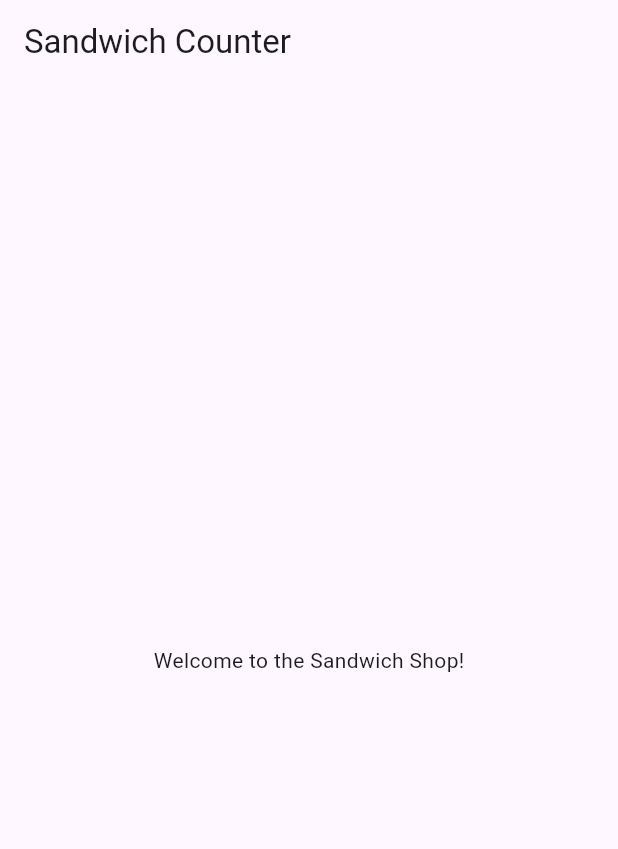
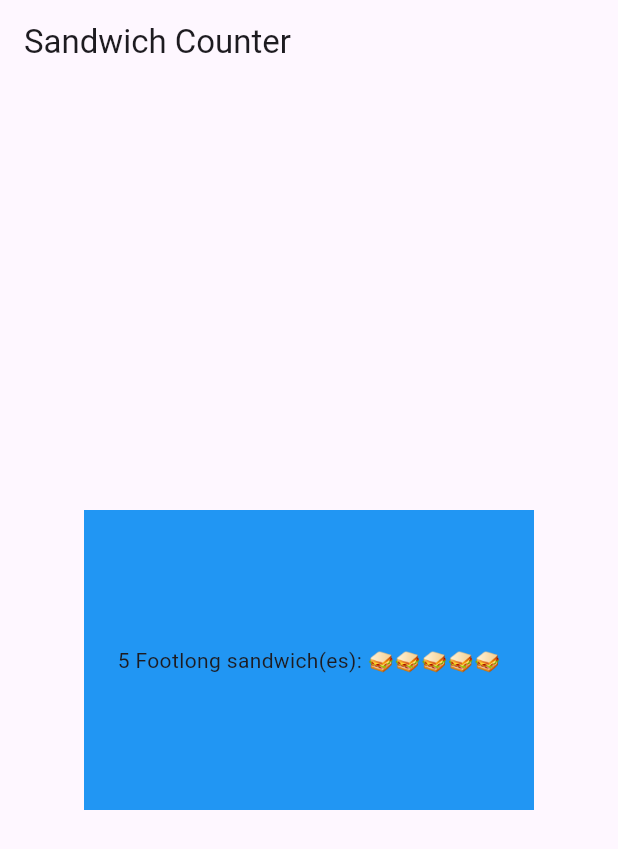
Before and after one commit to Xeniosgeorgakis/sadwich_shop, a Flutter app: the screen it shows after launch, on a phone screen of 412 x 824 dp. Shown: the top 849 px of the screen. Run offline on Flutter 3.47's test engine with Material 3 defaults, Android fonts, the phone set to English and light mode, and no system bars.

Commit message:
create launch.json

```diff
--- a/lib/main.dart
+++ b/lib/main.dart
@@ -13,8 +13,19 @@
       title: 'Sandwich Shop App',
       home: Scaffold(
         appBar: AppBar(title: const Text('Sandwich Counter')),
-        body: const Center(
-          child: Text('Welcome to the Sandwich Shop!'),
+        body:  Center(
+
+          child:Row(mainAxisAlignment:MainAxisAlignment.center,children:
+          [
+            Container(
+            color: Colors.blue,
+            width: 300,
+            height: 200,
+            child: const Center(
+            child: OrderItemDisplay(5, 'Footlong')),
+          ),
+
+          ],)
         ),
       ),
     );
@@ -28,7 +39,7 @@
 
   @override
   Widget build(BuildContext context) {
-    return const Text('This is a placeholder for OrderItemDisplay');
+    return Text('$quantity $itemType sandwich(es): ${'🥪' * quantity}');
   }
 }
 
```
